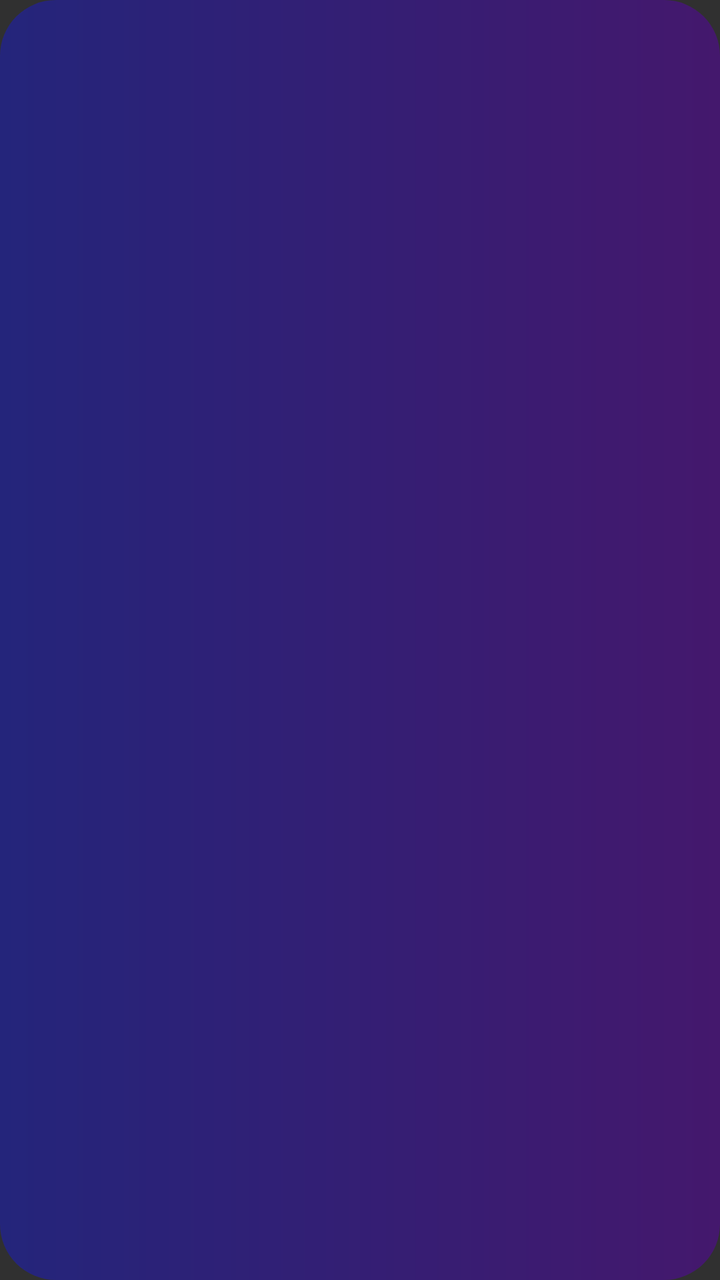
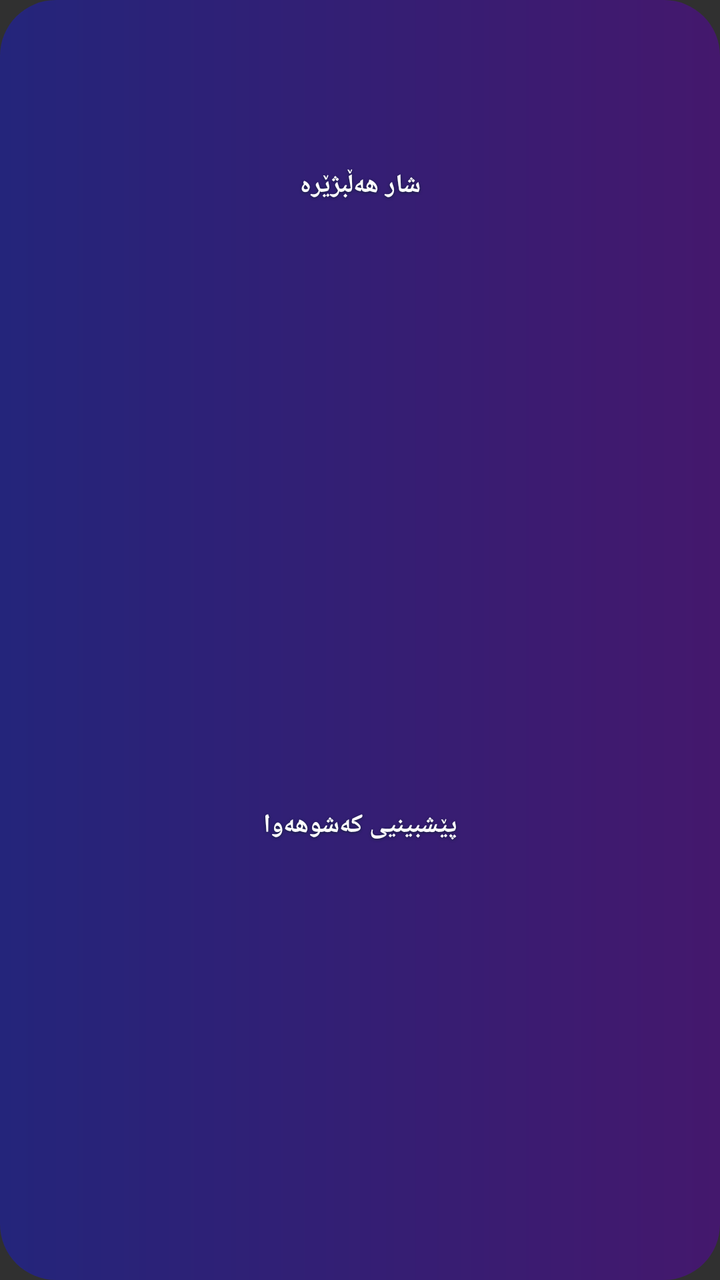

The first picture is an Android layout as it rendered before a commit; the second is the same layout after the commit. The layout source and the unified diff follow.
<!-- AndroidManifest.xml: application theme LaunchTheme -->
<!-- res/layout/weather_small.xml -->
<?xml version="1.0" encoding="utf-8"?>
<FrameLayout xmlns:android="http://schemas.android.com/apk/res/android" android:id="@+id/weather_root" android:layout_width="match_parent" android:layout_height="match_parent" android:layoutDirection="ltr" android:background="@drawable/widget_night">
 <ImageView android:id="@+id/weather_bitmap" android:layout_width="match_parent" android:layout_height="match_parent" android:scaleType="fitXY" android:contentDescription="Open-Meteo · Developer: Sarhang Salah"/>
 <LinearLayout android:layout_width="match_parent" android:layout_height="match_parent" android:orientation="vertical" android:weightSum="100">
  <LinearLayout android:layout_width="match_parent" android:layout_height="0dp" android:layout_weight="29" android:orientation="horizontal"><TextView android:id="@+id/weather_city" android:layout_width="match_parent" android:layout_height="match_parent" android:contentDescription="شار هەڵبژێرە" android:focusable="true" /></LinearLayout>
  <TextView android:id="@+id/weather_forecast" android:layout_width="match_parent" android:layout_height="0dp" android:contentDescription="پێشبینیی ٢٤ کاتژمێر" android:focusable="true" android:layout_weight="71"/>

 </LinearLayout>

</FrameLayout>
<!-- resources referenced by this layout -->
<resources>
  <!-- drawable widget_night (drawable) -->
  <shape xmlns:android="http://schemas.android.com/apk/res/android" android:shape="rectangle">
      <corners android:radius="@dimen/widget_background_radius" />
      <gradient android:angle="0" android:startColor="#24257B" android:endColor="#44186D" />
  </shape>
  <style name="LaunchTheme" parent="@android:style/Theme.Material.NoActionBar">
          <item name="android:windowBackground">@drawable/launch_background</item>
          <item name="android:windowActionModeOverlay">true</item>
          <item name="android:fontFamily">sans</item>
          <item name="android:colorAccent">@color/nav_kurd_cyan</item>
          <item name="android:statusBarColor">@android:color/transparent</item>
          <item name="android:navigationBarColor">@color/nav_kurd_background</item>
          <item name="android:windowFullscreen">true</item>
          <item name="android:windowDrawsSystemBarBackgrounds">true</item>
          <item name="android:windowLightStatusBar">false</item>
          <item name="android:windowLightNavigationBar">false</item>
          <item name="android:windowNoTitle">true</item>
      </style>
  <dimen name="widget_background_radius">26dp</dimen>
  <!-- drawable launch_background (drawable) -->
  <?xml version="1.0" encoding="utf-8"?>
  <layer-list xmlns:android="http://schemas.android.com/apk/res/android">
      <item android:drawable="@color/nav_kurd_background" />
      <item>
          <bitmap
              android:gravity="center"
              android:src="@mipmap/ic_launcher" />
      </item>
  </layer-list>
  <color name="nav_kurd_cyan">#4CCBFF</color>
  <color name="nav_kurd_background">#07111F</color>
</resources>

<!-- the commit's change to res/layout/weather_small.xml (unified diff, before → after) -->
@@ -1,10 +1,10 @@
-<?xml version="1.0" encoding="utf-8"?>
+<?xml version='1.0' encoding='utf-8'?>
 <FrameLayout xmlns:android="http://schemas.android.com/apk/res/android" android:id="@+id/weather_root" android:layout_width="match_parent" android:layout_height="match_parent" android:layoutDirection="ltr" android:background="@drawable/widget_night">
- <ImageView android:id="@+id/weather_bitmap" android:layout_width="match_parent" android:layout_height="match_parent" android:scaleType="fitXY" android:contentDescription="Open-Meteo · Developer: Sarhang Salah"/>
- <LinearLayout android:layout_width="match_parent" android:layout_height="match_parent" android:orientation="vertical" android:weightSum="100">
-  <LinearLayout android:layout_width="match_parent" android:layout_height="0dp" android:layout_weight="29" android:orientation="horizontal"><TextView android:id="@+id/weather_city" android:layout_width="match_parent" android:layout_height="match_parent" android:contentDescription="شار هەڵبژێرە" android:focusable="true" /></LinearLayout>
-  <TextView android:id="@+id/weather_forecast" android:layout_width="match_parent" android:layout_height="0dp" android:contentDescription="پێشبینیی ٢٤ کاتژمێر" android:focusable="true" android:layout_weight="71"/>
-
- </LinearLayout>
-
+    <ImageView android:id="@+id/weather_bitmap" android:layout_width="match_parent" android:layout_height="match_parent" android:scaleType="fitXY" android:contentDescription="Open-Meteo · Developer: Sarhang Salah" />
+    <LinearLayout android:layout_width="match_parent" android:layout_height="match_parent" android:orientation="vertical" android:weightSum="100">
+        <LinearLayout android:layout_width="match_parent" android:layout_height="0dp" android:layout_weight="29" android:orientation="horizontal">
+            <TextView android:id="@+id/weather_city" android:layout_width="match_parent" android:layout_height="match_parent" android:contentDescription="شار هەڵبژێرە" android:focusable="true" android:text="@string/weather_pick_city" android:textColor="#FFFFFF" android:gravity="center" android:ellipsize="end" android:maxLines="1" android:textSize="13sp" android:textStyle="bold" android:shadowColor="#F5142137" android:shadowRadius="3" android:shadowDy="1" android:paddingStart="3dp" android:paddingEnd="3dp" />
+        </LinearLayout>
+        <TextView android:id="@+id/weather_forecast" android:layout_width="match_parent" android:layout_height="0dp" android:contentDescription="پێشبینیی ٢٤ کاتژمێر" android:focusable="true" android:layout_weight="71" android:text="@string/weather_open_forecast" android:textColor="#FFFFFF" android:gravity="center" android:ellipsize="end" android:maxLines="2" android:textSize="13sp" android:textStyle="bold" android:shadowColor="#F5142137" android:shadowRadius="3" android:shadowDy="1" android:paddingStart="3dp" android:paddingEnd="3dp" />
+    </LinearLayout>
 </FrameLayout>
<!-- resource entries referenced after the edit -->
@@ -5,6 +5,8 @@
       <corners android:radius="@dimen/widget_background_radius" />
       <gradient android:angle="0" android:startColor="#24257B" android:endColor="#44186D" />
   </shape>
+  <string name="weather_open_forecast">پێشبینیی کەشوهەوا</string>
+  <string name="weather_pick_city">شار هەڵبژێرە</string>
   <style name="LaunchTheme" parent="@android:style/Theme.Material.NoActionBar">
           <item name="android:windowBackground">@drawable/launch_background</item>
           <item name="android:windowActionModeOverlay">true</item>
